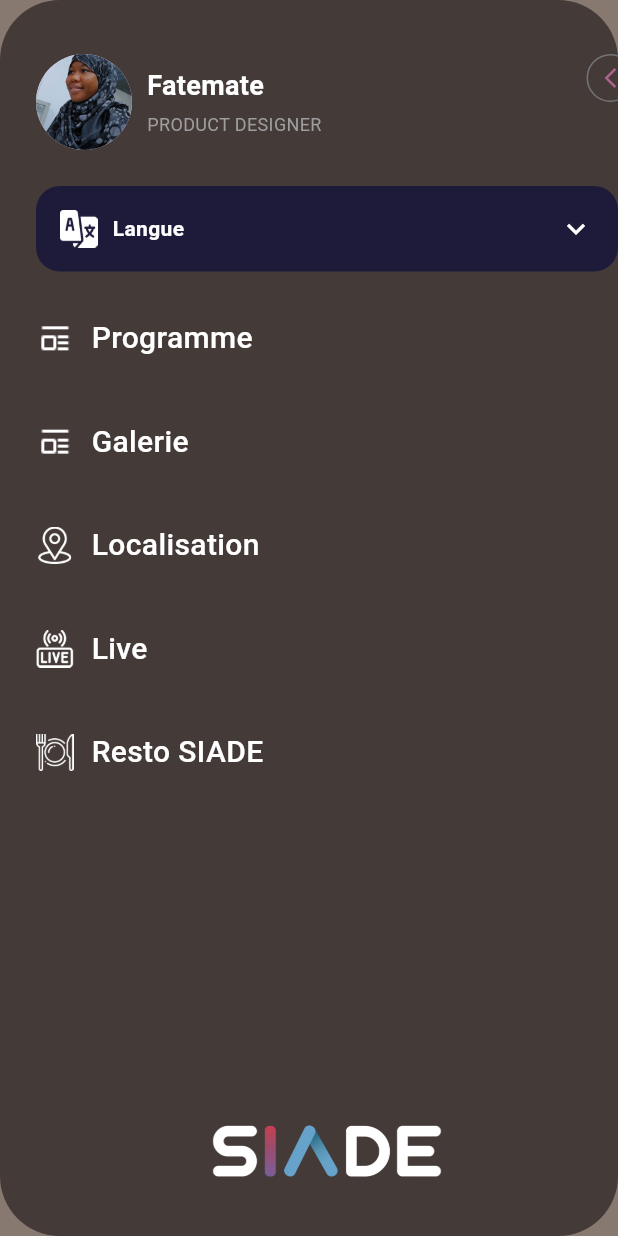
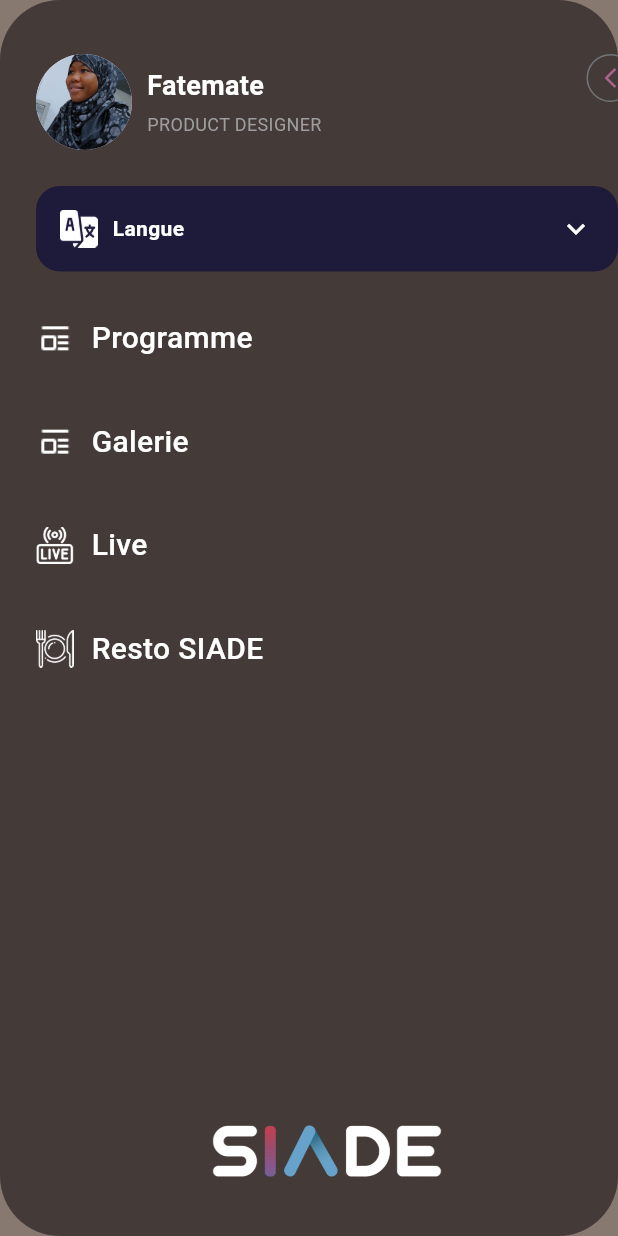
Before and after one commit to Oliviervoyager225/siade2, a Flutter app: the CustomDrawer screen opened directly, on a phone screen of 412 x 824 dp. Run offline on Flutter 3.47's test engine with Material 3 defaults, Android fonts, the phone set to English and light mode, and no system bars; our stand-ins replace carousel_slider, gap, google_maps_flutter, sizer, video_player.

Commit message:
refzctor: hidden loc

```diff
--- a/lib/src/features/home/pages/custom_drawer.dart
+++ b/lib/src/features/home/pages/custom_drawer.dart
@@ -68,7 +68,7 @@ class _CustomDrawerState extends State<CustomDrawer> {
                   Positioned(
                     right: -11,
                     child: GestureDetector(
-                      onTap: () => Navigator.push(context, MaterialPageRoute(builder: (context) => HomePage())),
+                      onTap: () => Navigator.push(context, MaterialPageRoute(builder: (context) => AppLayout())),
                       child: Container(
                         height: 32,
                         width: 32,
@@ -167,17 +167,17 @@ class _CustomDrawerState extends State<CustomDrawer> {
                   );
                 },
               ),
-              const SizedBox(height: 40),
-              _buildMenuItem(
-                Assets.images.location.image(width: 25, height: 25),
-                'Localisation',
-                () {
-                  Navigator.push(
-                    context,
-                    MaterialPageRoute(builder: (context) => Location()),
-                  );
-                },
-              ),
+              // const SizedBox(height: 40),
+              // _buildMenuItem(
+              //   Assets.images.location.image(width: 25, height: 25),
+              //   'Localisation',
+              //   () {
+              //     Navigator.push(
+              //       context,
+              //       MaterialPageRoute(builder: (context) => Location()),
+              //     );
+              //   },
+              // ),
               const SizedBox(height: 40),
               _buildMenuItem(
                 Assets.images.live.image(width: 25, height: 25),
```
